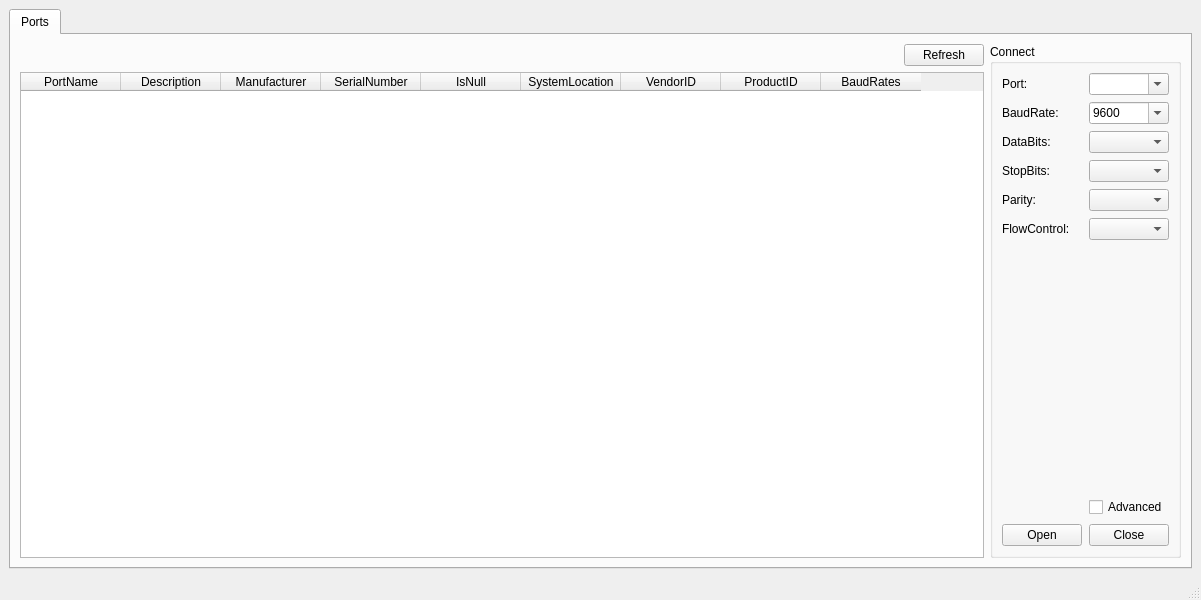
The window that src/ui/mainwindow.ui (wh201906/SerialTest) describes before a commit, drawn with Qt 5.
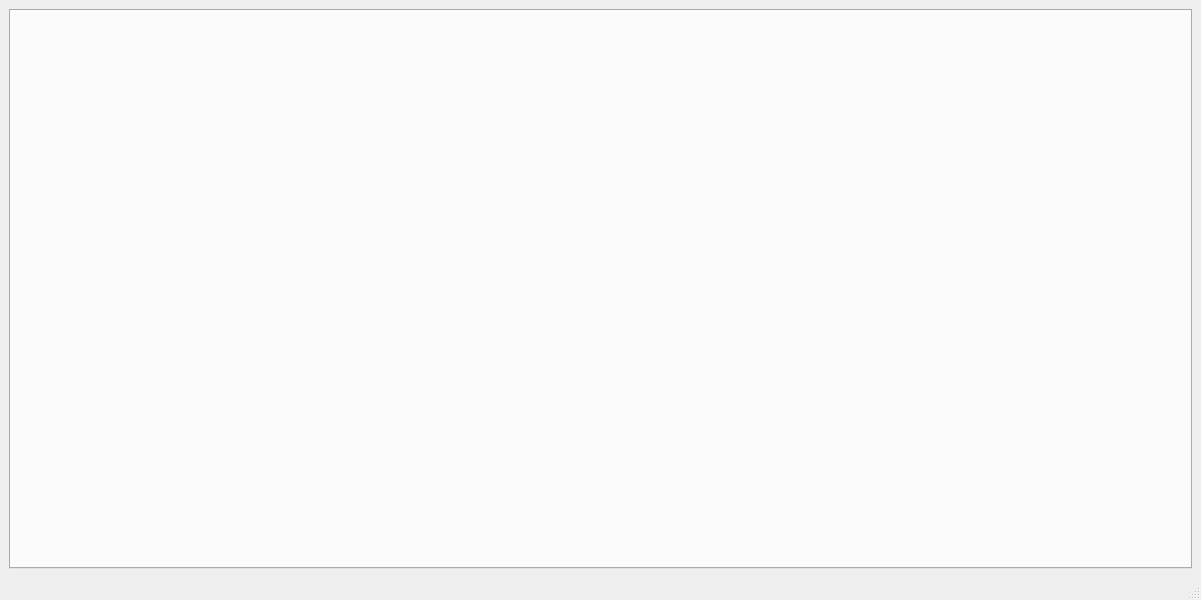
The same window after the commit.

Commit message: Separate device tab class

```diff
--- a/src/ui/mainwindow.ui
+++ b/src/ui/mainwindow.ui
@@ -20,324 +20,6 @@
       <property name="currentIndex">
        <number>0</number>
       </property>
-      <widget class="QWidget" name="portsTab">
-       <attribute name="title">
-        <string>Ports</string>
-       </attribute>
-       <layout class="QHBoxLayout" name="horizontalLayout_2">
-        <item>
-         <layout class="QVBoxLayout" name="verticalLayout_2">
-          <item>
-           <layout class="QHBoxLayout" name="horizontalLayout">
-            <item>
-             <spacer name="horizontalSpacer">
-              <property name="orientation">
-               <enum>Qt::Horizontal</enum>
-              </property>
-              <property name="sizeHint" stdset="0">
-               <size>
-                <width>40</width>
-                <height>20</height>
-               </size>
-              </property>
-             </spacer>
-            </item>
-            <item>
-             <widget class="QPushButton" name="refreshPortsButton">
-              <property name="text">
-               <string>Refresh</string>
-              </property>
-             </widget>
-            </item>
-           </layout>
-          </item>
-          <item>
-           <widget class="QTableWidget" name="portTable">
-            <property name="editTriggers">
-             <set>QAbstractItemView::NoEditTriggers</set>
-            </property>
-            <property name="selectionMode">
-             <enum>QAbstractItemView::SingleSelection</enum>
-            </property>
-            <property name="selectionBehavior">
-             <enum>QAbstractItemView::SelectRows</enum>
-            </property>
-            <column>
-             <property name="text">
-              <string>PortName</string>
-             </property>
-            </column>
-            <column>
-             <property name="text">
-              <string>Description</string>
-             </property>
-            </column>
-            <column>
-             <property name="text">
-              <string>Manufacturer</string>
-             </property>
-            </column>
-            <column>
-             <property name="text">
-              <string>SerialNumber</string>
-             </property>
-            </column>
-            <column>
-             <property name="text">
-              <string>IsNull</string>
-             </property>
-            </column>
-            <column>
-             <property name="text">
-              <string>SystemLocation</string>
-             </property>
-            </column>
-            <column>
-             <property name="text">
-              <string>VendorID</string>
-             </property>
-            </column>
-            <column>
-             <property name="text">
-              <string>ProductID</string>
-             </property>
-            </column>
-            <column>
-             <property name="text">
-              <string>BaudRates</string>
-             </property>
-            </column>
-           </widget>
-          </item>
-         </layout>
-        </item>
-        <item>
-         <widget class="QGroupBox" name="groupBox">
-          <property name="title">
-           <string>Connect</string>
-          </property>
-          <layout class="QVBoxLayout" name="verticalLayout">
-           <property name="spacing">
-            <number>7</number>
-           </property>
-           <item>
-            <layout class="QGridLayout" name="gridLayout_2">
-             <property name="verticalSpacing">
-              <number>7</number>
-             </property>
-             <item row="3" column="0">
-              <widget class="QLabel" name="stopBitsLabel">
-               <property name="text">
-                <string>StopBits:</string>
-               </property>
-              </widget>
-             </item>
-             <item row="5" column="0">
-              <widget class="QLabel" name="flowControlLabel">
-               <property name="text">
-                <string>FlowControl:</string>
-               </property>
-              </widget>
-             </item>
-             <item row="4" column="1">
-              <widget class="QComboBox" name="parityBox"/>
-             </item>
-             <item row="2" column="1">
-              <widget class="QComboBox" name="dataBitsBox">
-               <property name="editable">
-                <bool>false</bool>
-               </property>
-               <property name="currentIndex">
-                <number>-1</number>
-               </property>
-              </widget>
-             </item>
-             <item row="3" column="1">
-              <widget class="QComboBox" name="stopBitsBox">
-               <property name="editable">
-                <bool>false</bool>
-               </property>
-              </widget>
-             </item>
-             <item row="0" column="1">
-              <widget class="QComboBox" name="portBox">
-               <property name="editable">
-                <bool>true</bool>
-               </property>
-              </widget>
-             </item>
-             <item row="2" column="0">
-              <widget class="QLabel" name="dataBitsLabel">
-               <property name="text">
-                <string>DataBits:</string>
-               </property>
-              </widget>
-             </item>
-             <item row="6" column="0">
-              <spacer name="verticalSpacer">
-               <property name="orientation">
-                <enum>Qt::Vertical</enum>
-               </property>
-               <property name="sizeHint" stdset="0">
-                <size>
-                 <width>20</width>
-                 <height>40</height>
-                </size>
-               </property>
-              </spacer>
-             </item>
-             <item row="1" column="1">
-              <widget class="QComboBox" name="baudRateBox">
-               <property name="editable">
-                <bool>true</bool>
-               </property>
-               <property name="currentIndex">
-                <number>3</number>
-               </property>
-               <item>
-                <property name="text">
-                 <string>1200</string>
-                </property>
-               </item>
-               <item>
-                <property name="text">
-                 <string>2400</string>
-                </property>
-               </item>
-               <item>
-                <property name="text">
-                 <string>4800</string>
-                </property>
-               </item>
-               <item>
-                <property name="text">
-                 <string>9600</string>
-                </property>
-               </item>
-               <item>
-                <property name="text">
-                 <string>19200</string>
-                </property>
-               </item>
-               <item>
-                <property name="text">
-                 <string>38400</string>
-                </property>
-               </item>
-               <item>
-                <property name="text">
-                 <string>57600</string>
-                </property>
-               </item>
-               <item>
-                <property name="text">
-                 <string>76800</string>
-                </property>
-               </item>
-               <item>
-                <property name="text">
-                 <string>115200</string>
-                </property>
-               </item>
-               <item>
-                <property name="text">
-                 <string>128000</string>
-                </property>
-               </item>
-               <item>
-                <property name="text">
-                 <string>230400</string>
-                </property>
-               </item>
-               <item>
-                <property name="text">
-                 <string>256000</string>
-                </property>
-               </item>
-               <item>
-                <property name="text">
-                 <string>460800</string>
-                </property>
-               </item>
-               <item>
-                <property name="text">
-                 <string>512000</string>
-                </property>
-               </item>
-               <item>
-                <property name="text">
-                 <string>576000</string>
-                </property>
-               </item>
-               <item>
-                <property name="text">
-                 <string>921600</string>
-                </property>
-               </item>
-              </widget>
-             </item>
-             <item row="0" column="0">
-              <widget class="QLabel" name="portLabel">
-               <property name="text">
-                <string>Port:</string>
-               </property>
-              </widget>
-             </item>
-             <item row="5" column="1">
-              <widget class="QComboBox" name="flowControlBox"/>
-             </item>
-             <item row="4" column="0">
-              <widget class="QLabel" name="parityLabel">
-               <property name="text">
-                <string>Parity:</string>
-               </property>
-              </widget>
-             </item>
-             <item row="1" column="0">
-              <widget class="QLabel" name="baudRateLabel">
-               <property name="text">
-                <string>BaudRate:</string>
-               </property>
-              </widget>
-             </item>
-             <item row="7" column="1">
-              <widget class="QCheckBox" name="advancedBox">
-               <property name="text">
-                <string>Advanced</string>
-               </property>
-              </widget>
-             </item>
-            </layout>
-           </item>
-           <item>
-            <layout class="QHBoxLayout" name="horizontalLayout_3">
-             <property name="spacing">
-              <number>7</number>
-             </property>
-             <item>
-              <widget class="QPushButton" name="openButton">
-               <property name="text">
-                <string>Open</string>
-               </property>
-               <property name="checked">
-                <bool>false</bool>
-               </property>
-              </widget>
-             </item>
-             <item>
-              <widget class="QPushButton" name="closeButton">
-               <property name="text">
-                <string>Close</string>
-               </property>
-              </widget>
-             </item>
-            </layout>
-           </item>
-          </layout>
-         </widget>
-        </item>
-       </layout>
-      </widget>
      </widget>
     </item>
    </layout>
```
The commit also changes 9 other files.
